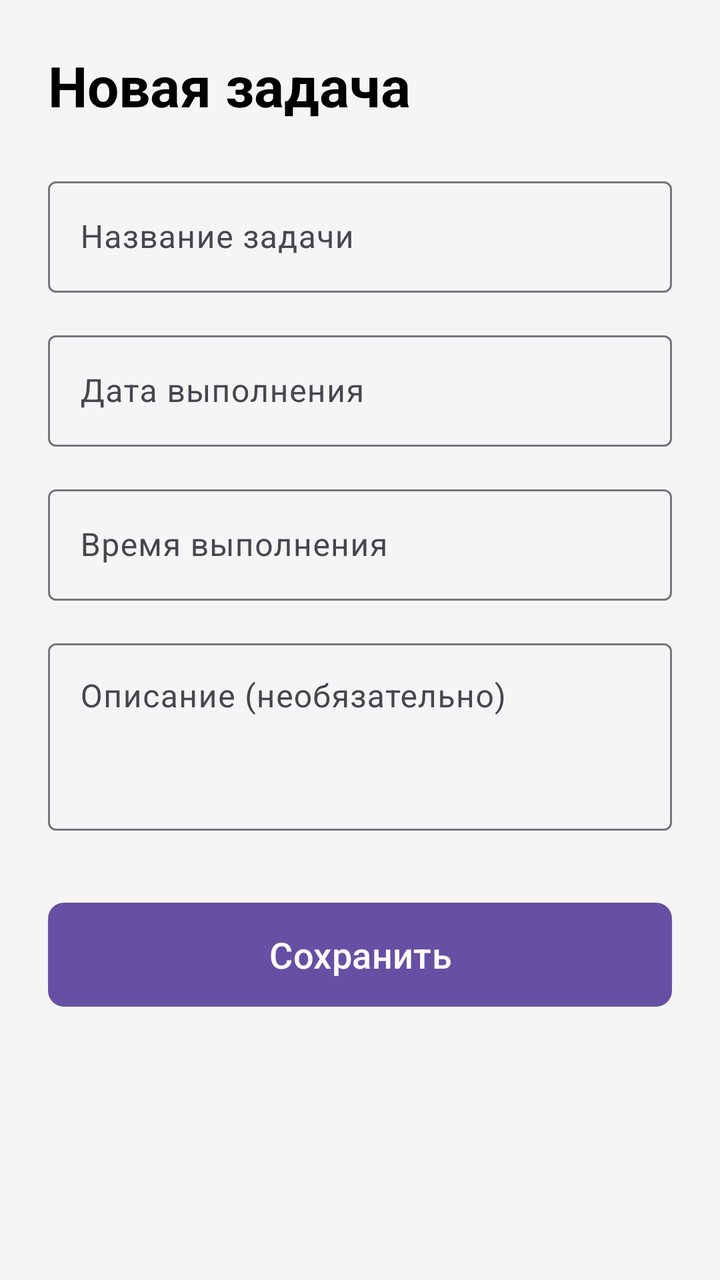
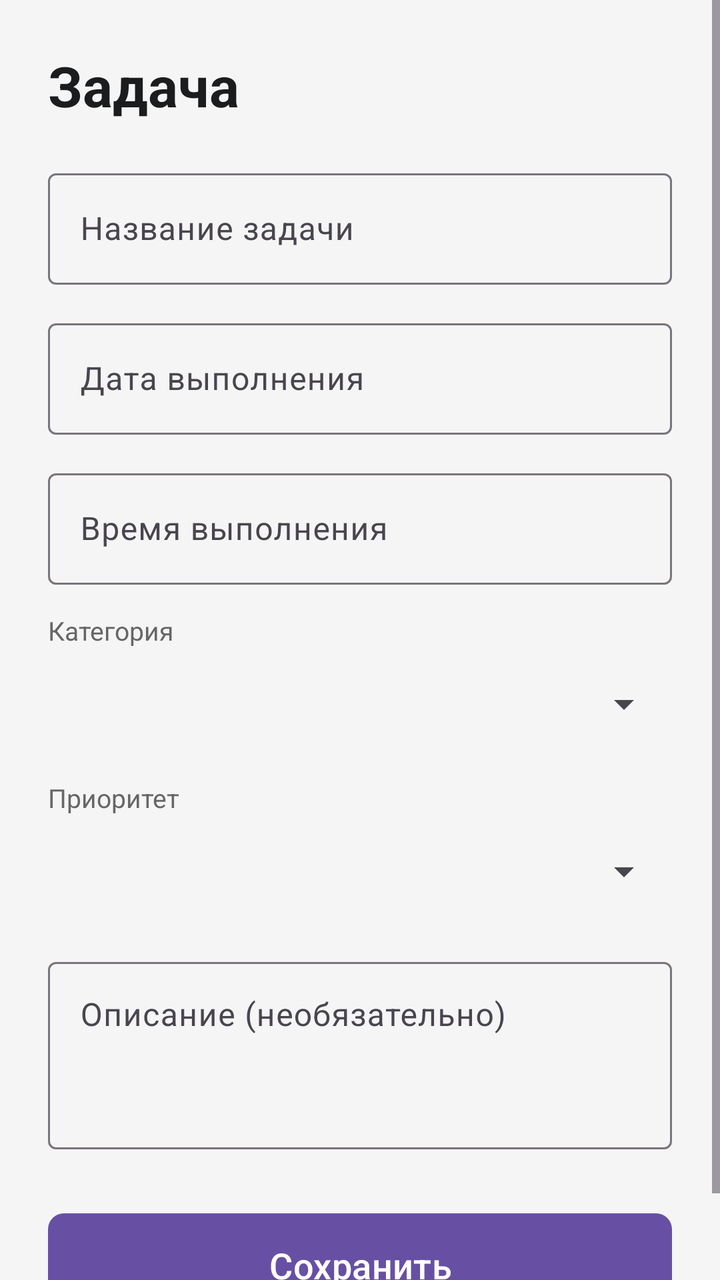

The first picture is an Android layout as it rendered before a commit; the second is the same layout after the commit. The layout source and the unified diff follow.
<!-- AndroidManifest.xml: application theme Theme.Calendar -->
<!-- res/layout/activity_add_task.xml -->
<?xml version="1.0" encoding="utf-8"?>
<ScrollView xmlns:android="http://schemas.android.com/apk/res/android"
    xmlns:app="http://schemas.android.com/apk/res-auto"
    android:layout_width="match_parent"
    android:layout_height="match_parent"
    android:background="#F5F5F5"
    android:fillViewport="true">

    <LinearLayout
        android:layout_width="match_parent"
        android:layout_height="wrap_content"
        android:orientation="vertical"
        android:padding="24dp">

        <TextView
            android:layout_width="match_parent"
            android:layout_height="wrap_content"
            android:text="Новая задача"
            android:textColor="#000000"
            android:textSize="28sp"
            android:textStyle="bold"
            android:layout_marginBottom="24dp" />

        
        <com.google.android.material.textfield.TextInputLayout
            android:id="@+id/textInputLayoutTitle"
            android:layout_width="match_parent"
            android:layout_height="wrap_content"
            android:layout_marginBottom="16dp"
            app:hintEnabled="true">

            <com.google.android.material.textfield.TextInputEditText
                android:id="@+id/editTextTitle"
                android:layout_width="match_parent"
                android:layout_height="wrap_content"
                android:hint="Название задачи"
                android:inputType="textCapSentences" />
        </com.google.android.material.textfield.TextInputLayout>

        
        <com.google.android.material.textfield.TextInputLayout
            android:id="@+id/textInputLayoutDate"
            android:layout_width="match_parent"
            android:layout_height="wrap_content"
            android:layout_marginBottom="16dp">

            <com.google.android.material.textfield.TextInputEditText
                android:id="@+id/editTextDate"
                android:layout_width="match_parent"
                android:layout_height="wrap_content"
                android:hint="Дата выполнения"
                android:focusable="false"
                android:clickable="true"
                android:inputType="none" />
        </com.google.android.material.textfield.TextInputLayout>

        
        <com.google.android.material.textfield.TextInputLayout
            android:id="@+id/textInputLayoutTime"
            android:layout_width="match_parent"
            android:layout_height="wrap_content"
            android:layout_marginBottom="16dp">

            <com.google.android.material.textfield.TextInputEditText
                android:id="@+id/editTextTime"
                android:layout_width="match_parent"
                android:layout_height="wrap_content"
                android:hint="Время выполнения"
                android:focusable="false"
                android:clickable="true"
                android:inputType="none" />
        </com.google.android.material.textfield.TextInputLayout>

        
        <com.google.android.material.textfield.TextInputLayout
            android:id="@+id/textInputLayoutDescription"
            android:layout_width="match_parent"
            android:layout_height="wrap_content"
            android:layout_marginBottom="32dp">

            <com.google.android.material.textfield.TextInputEditText
                android:id="@+id/editTextDescription"
                android:layout_width="match_parent"
                android:layout_height="wrap_content"
                android:hint="Описание (необязательно)"
                android:inputType="textMultiLine"
                android:lines="3"
                android:gravity="top" />
        </com.google.android.material.textfield.TextInputLayout>

        
        <Button
            android:id="@+id/buttonSave"
            android:layout_width="match_parent"
            android:layout_height="60dp"
            android:text="Сохранить"
            android:textSize="18sp"
            app:cornerRadius="8dp" />

    </LinearLayout>
</ScrollView>
<!-- resources referenced by this layout -->
<resources>
  <style name="Theme.Calendar" parent="Base.Theme.Calendar" />
  <style name="Base.Theme.Calendar" parent="Theme.Material3.DayNight.NoActionBar">
          
          
      </style>
</resources>

<!-- the commit's change to res/layout/activity_add_task.xml (unified diff, before → after) -->
@@ -3,37 +3,41 @@
     xmlns:app="http://schemas.android.com/apk/res-auto"
     android:layout_width="match_parent"
     android:layout_height="match_parent"
-    android:background="#F5F5F5"
+    android:background="@color/cal_bg"
     android:fillViewport="true">
 
+    
     <LinearLayout
         android:layout_width="match_parent"
         android:layout_height="wrap_content"
         android:orientation="vertical"
         android:padding="24dp">
 
+        
         <TextView
             android:layout_width="match_parent"
             android:layout_height="wrap_content"
-            android:text="Новая задача"
-            android:textColor="#000000"
+            android:text="Задача"
+            android:textColor="@color/cal_text_primary"
             android:textSize="28sp"
             android:textStyle="bold"
-            android:layout_marginBottom="24dp" />
+            android:layout_marginBottom="20dp" />
 
         
         <com.google.android.material.textfield.TextInputLayout
             android:id="@+id/textInputLayoutTitle"
             android:layout_width="match_parent"
             android:layout_height="wrap_content"
-            android:layout_marginBottom="16dp"
+            android:layout_marginBottom="14dp"
             app:hintEnabled="true">
 
+            
             <com.google.android.material.textfield.TextInputEditText
                 android:id="@+id/editTextTitle"
                 android:layout_width="match_parent"
                 android:layout_height="wrap_content"
                 android:hint="Название задачи"
+                android:textColor="@color/cal_text_primary"
                 android:inputType="textCapSentences" />
         </com.google.android.material.textfield.TextInputLayout>
 
@@ -42,13 +46,15 @@
             android:id="@+id/textInputLayoutDate"
             android:layout_width="match_parent"
             android:layout_height="wrap_content"
-            android:layout_marginBottom="16dp">
+            android:layout_marginBottom="14dp">
 
+            
             <com.google.android.material.textfield.TextInputEditText
                 android:id="@+id/editTextDate"
                 android:layout_width="match_parent"
                 android:layout_height="wrap_content"
                 android:hint="Дата выполнения"
+                android:textColor="@color/cal_text_primary"
                 android:focusable="false"
                 android:clickable="true"
                 android:inputType="none" />
@@ -59,30 +65,66 @@
             android:id="@+id/textInputLayoutTime"
             android:layout_width="match_parent"
             android:layout_height="wrap_content"
-            android:layout_marginBottom="16dp">
+            android:layout_marginBottom="14dp">
 
+            
             <com.google.android.material.textfield.TextInputEditText
                 android:id="@+id/editTextTime"
                 android:layout_width="match_parent"
                 android:layout_height="wrap_content"
                 android:hint="Время выполнения"
+                android:textColor="@color/cal_text_primary"
                 android:focusable="false"
                 android:clickable="true"
                 android:inputType="none" />
         </com.google.android.material.textfield.TextInputLayout>
 
         
+        <TextView
+            android:layout_width="match_parent"
+            android:layout_height="wrap_content"
+            android:text="Категория"
+            android:textColor="@color/cal_text_secondary"
+            android:textSize="13sp"
+            android:layout_marginBottom="4dp" />
+
+        
+        <Spinner
+            android:id="@+id/spinnerCategory"
+            android:layout_width="match_parent"
+            android:layout_height="48dp"
+            android:layout_marginBottom="14dp" />
+
+        
+        <TextView
+            android:layout_width="match_parent"
+            android:layout_height="wrap_content"
+            android:text="Приоритет"
+            android:textColor="@color/cal_text_secondary"
+            android:textSize="13sp"
+            android:layout_marginBottom="4dp" />
+
+        
+        <Spinner
+            android:id="@+id/spinnerPriority"
+            android:layout_width="match_parent"
+            android:layout_height="48dp"
+            android:layout_marginBottom="16dp" />
+
+        
         <com.google.android.material.textfield.TextInputLayout
             android:id="@+id/textInputLayoutDescription"
             android:layout_width="match_parent"
             android:layout_height="wrap_content"
-            android:layout_marginBottom="32dp">
+            android:layout_marginBottom="28dp">
 
+            
             <com.google.android.material.textfield.TextInputEditText
                 android:id="@+id/editTextDescription"
                 android:layout_width="match_parent"
                 android:layout_height="wrap_content"
                 android:hint="Описание (необязательно)"
+                android:textColor="@color/cal_text_primary"
                 android:inputType="textMultiLine"
                 android:lines="3"
                 android:gravity="top" />
<!-- resource entries referenced after the edit -->
@@ -1,5 +1,8 @@
 <!-- resources referenced by this layout -->
 <resources>
+  <color name="cal_bg">#F5F5F5</color>
+  <color name="cal_text_primary">#1A1C1E</color>
+  <color name="cal_text_secondary">#666666</color>
   <style name="Theme.Calendar" parent="Base.Theme.Calendar" />
   <style name="Base.Theme.Calendar" parent="Theme.Material3.DayNight.NoActionBar">
           
